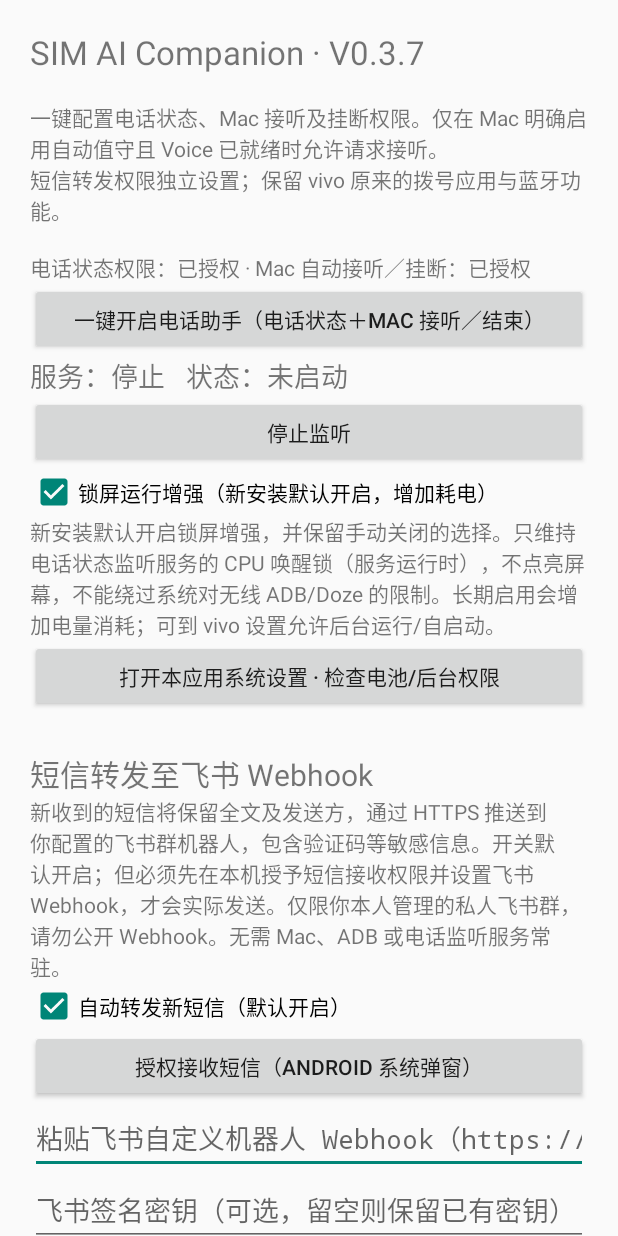
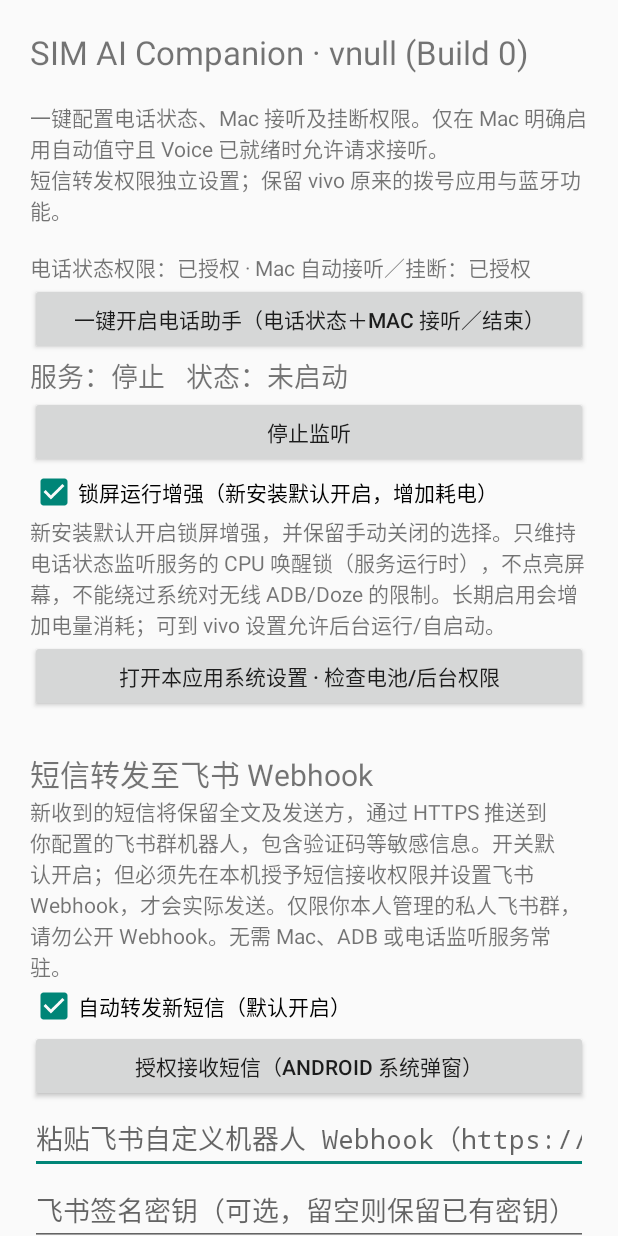
Before and after one commit to popowk/SIM-AI-Assistant, an Android app: the screen it shows after launch (MainActivity), on a phone screen of 412 x 824 dp. Run offline under Robolectric (Android 15) with nearby library versions, the phone set to English and light mode, and no system bars.

Commit message:
android: display installed APK manifest version dynamically instead of hardcoded release text

```diff
--- a/AndroidCompanion/app/src/main/java/com/popowk/simai/companion/MainActivity.java
+++ b/AndroidCompanion/app/src/main/java/com/popowk/simai/companion/MainActivity.java
@@ -53,7 +53,17 @@ public final class MainActivity extends Activity {
         scroller.addView(column);
 
         TextView title = new TextView(this);
-        title.setText("SIM AI Companion · V0.3.7");
+        // Display the installed APK manifest version; never hardcode a
+        // release label that can drift from Gradle or the downloaded package.
+        String packageVersion = "未知";
+        try {
+            android.content.pm.PackageInfo info =
+                    getPackageManager().getPackageInfo(getPackageName(), 0);
+            packageVersion = "v" + info.versionName + " (Build " + info.versionCode + ")";
+        } catch (PackageManager.NameNotFoundException ignored) {
+            // Package metadata may be temporarily unavailable on upgrade.
+        }
+        title.setText("SIM AI Companion · " + packageVersion);
         title.setTextSize(22f);
         column.addView(title);
         TextView description = new TextView(this);
```
